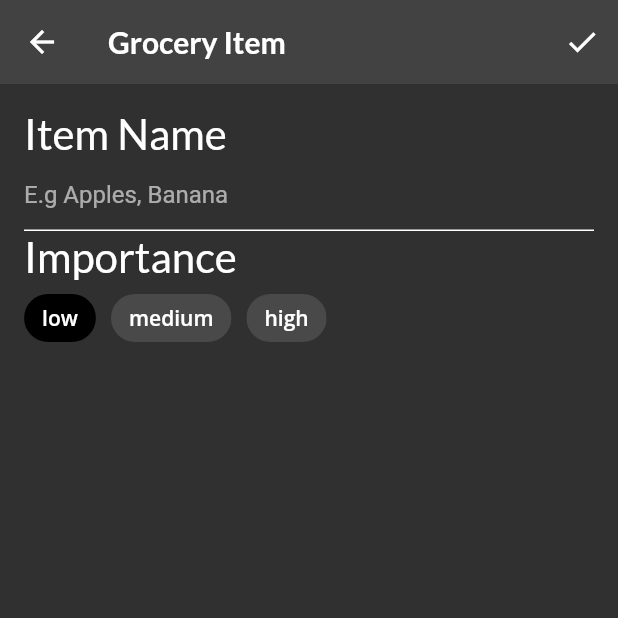
After one commit to okellomano/Fooder, a Flutter app: the screen it shows after launch, item 3 of the bottom bar chosen, after a tap on the "add" icon, on a phone screen of 412 x 824 dp, the top half of it. The commit adds this screen. Run offline on Flutter 3.47's test engine with Material 2 defaults, Android fonts, the phone set to English and light mode, and no system bars; our stand-ins replace flutter_colorpicker, google_fonts.

Commit message:
grocery name and importance widget

```diff
--- a/lib/main.dart
+++ b/lib/main.dart
@@ -22,7 +22,9 @@ class Fooderlich extends StatelessWidget {
           ChangeNotifierProvider(
             create: (context) => TabManager(),
           ),
-          // TODO 10
+          ChangeNotifierProvider(
+            create: (context) => GroceryManager(),
+          ),
         ],
         child: const Home(),
       ),
--- a/lib/models/grocery_item.dart
+++ b/lib/models/grocery_item.dart
@@ -21,12 +21,12 @@ class GroceryItem {
       this.isComplete = false});
 
   GroceryItem copyWith(
-      {required String id,
-      required String name,
-      required Importance importance,
-      required Color color,
-      required int quantity,
-      required DateTime date,
+      {String? id,
+      String? name,
+      Importance? importance,
+      Color? color,
+      int? quantity,
+      DateTime? date,
       bool? isComplete}) {
     return GroceryItem(
         id: id ?? this.id,
--- /dev/null
+++ b/lib/models/grocery_manager.dart
@@ -0,0 +1,28 @@
+import 'package:flutter/material.dart';
+import 'package:fooderlich/models/grocery_item.dart';
+
+class GroceryManager extends ChangeNotifier {
+  final _groceryItems = <GroceryItem>[];
+  List<GroceryItem> get groceryItems => List.unmodifiable(_groceryItems);
+
+  void deleteItem(int index) {
+    _groceryItems.removeAt(index);
+    notifyListeners();
+  }
+
+  void addItem(GroceryItem item) {
+    _groceryItems.add(item);
+    notifyListeners();
+  }
+
+  void updateItem(GroceryItem item, int index) {
+    _groceryItems[index] = item;
+    notifyListeners();
+  }
+
+  void completeItem(int index, bool change) {
+    final item = _groceryItems[index];
+    _groceryItems[index] = item.copyWith(isComplete: change);
+    notifyListeners();
+  }
+}
--- a/lib/models/models.dart
+++ b/lib/models/models.dart
@@ -4,3 +4,4 @@ export 'simple_recipe.dart';
 export 'explore_data.dart';
 export 'grocery_item.dart';
 export 'tab_manager.dart';
+export 'grocery_manager.dart';
--- /dev/null
+++ b/lib/screens/grocery_item_screen.dart
@@ -0,0 +1,190 @@
+import 'package:flutter/material.dart';
+import 'package:google_fonts/google_fonts.dart';
+import 'package:flutter_colorpicker/flutter_colorpicker.dart';
+import 'package:intl/intl.dart';
+import 'package:uuid/uuid.dart';
+import 'package:fooderlich/models/models.dart';
+
+class GroceryItemScreen extends StatefulWidget {
+  final Function(GroceryItem) onCreate;
+  final Function(GroceryItem) onUpdate;
+  final GroceryItem? originalItem;
+  final bool isUpdating;
+
+  const GroceryItemScreen({
+    super.key,
+    required this.onCreate,
+    required this.onUpdate,
+    this.originalItem,
+  }) : isUpdating = (originalItem != null);
+
+  @override
+  State<GroceryItemScreen> createState() => _GroceryItemScreenState();
+}
+
+class _GroceryItemScreenState extends State<GroceryItemScreen> {
+  //add grocery item screen state properties
+  final _nameController = TextEditingController();
+  String _name = '';
+  Importance _importance = Importance.low;
+  DateTime _dueDate = DateTime.now();
+  TimeOfDay _timeOfDay = TimeOfDay.now();
+  Color _currentColor = Colors.green;
+  int _currentSliderValue = 0;
+
+  @override
+  void initState() {
+    super.initState();
+    final originalItem = widget.originalItem;
+
+    if (originalItem != null) {
+      _nameController.text = originalItem.name;
+      _name = originalItem.name;
+      _currentSliderValue = originalItem.quantity;
+      _importance = originalItem.importance;
+      _currentColor = originalItem.color;
+      final date = originalItem.date;
+      _timeOfDay = TimeOfDay(hour: date.hour, minute: date.minute);
+      _dueDate = date;
+    }
+    _nameController.addListener(() {
+      setState(() {
+        _name = _nameController.text;
+      });
+    });
+  }
+
+  @override
+  void dispose() {
+    _nameController.dispose();
+    super.dispose();
+  }
+
+  @override
+  Widget build(BuildContext context) {
+    //add grocery item screen scaffold
+    return Scaffold(
+      appBar: AppBar(
+        actions: [
+          IconButton(
+            icon: const Icon(Icons.check),
+            onPressed: () {
+              // add call back handler
+              final groceryItem = GroceryItem(
+                id: widget.originalItem?.id ?? const Uuid().v1(),
+                name: _nameController.text,
+                importance: _importance,
+                color: _currentColor,
+                quantity: _currentSliderValue,
+                date: DateTime(_dueDate.year, _dueDate.month, _dueDate.day,
+                    _dueDate.hour, _dueDate.minute),
+              );
+              if (widget.isUpdating) {
+                widget.onUpdate(groceryItem);
+              } else {
+                widget.onCreate(groceryItem);
+              }
+            },
+          )
+        ],
+        elevation: 0.0,
+        title: Text(
+          'Grocery Item',
+          style: GoogleFonts.lato(fontWeight: FontWeight.w600),
+        ),
+      ),
+      body: Container(
+        padding: const EdgeInsets.all(16.0),
+        child: ListView(
+          children: [
+            buildNameField(),
+            buildImportanceField(),
+            //add date picker
+            //add time picker
+            //add color picker
+            //add slider
+            //add grocery tile
+          ],
+        ),
+      ),
+    );
+  }
+
+  Widget buildNameField() {
+    return Column(
+      crossAxisAlignment: CrossAxisAlignment.start,
+      children: [
+        Text(
+          'Item Name',
+          style: GoogleFonts.lato(fontSize: 28.0),
+        ),
+        TextField(
+          controller: _nameController,
+          cursorColor: _currentColor,
+          decoration: InputDecoration(
+            hintText: 'E.g Apples, Banana',
+            enabledBorder: const UnderlineInputBorder(
+              borderSide: BorderSide(color: Colors.white),
+            ),
+            focusedBorder: UnderlineInputBorder(
+              borderSide: BorderSide(color: _currentColor),
+            ),
+            border: UnderlineInputBorder(
+              borderSide: BorderSide(color: _currentColor),
+            ),
+          ),
+        ),
+      ],
+    );
+  }
+
+  Widget buildImportanceField() {
+    return Column(
+      crossAxisAlignment: CrossAxisAlignment.start,
+      children: [
+        Text(
+          'Importance',
+          style: GoogleFonts.lato(fontSize: 28.0),
+        ),
+        Wrap(
+          spacing: 10.0,
+          children: [
+            ChoiceChip(
+              selectedColor: Colors.black,
+              selected: _importance == Importance.low,
+              label: const Text(
+                'low',
+                style: TextStyle(color: Colors.white),
+              ),
+              onSelected: (selected) {
+                setState(() => _importance = Importance.low);
+              },
+            ),
+            ChoiceChip(
+              selectedColor: Colors.black,
+              selected: _importance == Importance.medium,
+              label: const Text(
+                'medium',
+                style: TextStyle(color: Colors.white),
+              ),
+              onSelected: (selected) {
+                setState(() => _importance = Importance.medium);
+              },
+            ),
+            ChoiceChip(
+              selectedColor: Colors.black,
+              selected: _importance == Importance.high,
+              label: const Text(
+                'high',
+                style: TextStyle(color: Colors.white),
+              ),
+              onSelected: (selected) {
+                setState(() => _importance = Importance.high);
+              },
+            )
+          ],
+        )
+      ],
+    );
+  }
+}
--- a/lib/screens/grocery_screen.dart
+++ b/lib/screens/grocery_screen.dart
@@ -1,12 +1,48 @@
 import 'package:flutter/material.dart';
 import 'package:fooderlich/screens/empty_grocery_screen.dart';
+import 'package:provider/provider.dart';
+import 'package:fooderlich/models/models.dart';
+import 'package:fooderlich/screens/grocery_item_screen.dart';
 
 class GroceryScreen extends StatelessWidget {
   const GroceryScreen({Key? key}) : super(key: key);
 
   @override
   Widget build(BuildContext context) {
-    // TODO e:Add a Scaffold widget
-    return const EmptyGroceryScreen();
+    Widget buildGroceryScreen() {
+      return Consumer<GroceryManager>(
+        builder: (context, manager, child) {
+          if (manager.groceryItems.isNotEmpty) {
+            //add gorcery list
+            return Container();
+          } else {
+            return const EmptyGroceryScreen();
+          }
+        },
+      );
+    }
+
+    return Scaffold(
+      floatingActionButton: FloatingActionButton(
+        child: const Icon(Icons.add),
+        onPressed: () {
+          //present grocery screen
+          final manager = Provider.of<GroceryManager>(context, listen: false);
+          Navigator.push(
+            context,
+            MaterialPageRoute(
+              builder: (context) => GroceryItemScreen(
+                onCreate: (item) {
+                  manager.addItem(item);
+                  Navigator.pop(context);
+                },
+                onUpdate: (item) {},
+              ),
+            ),
+          );
+        },
+      ),
+      body: buildGroceryScreen(),
+    );
   }
 }
--- a/pubspec.yaml
+++ b/pubspec.yaml
@@ -36,6 +36,9 @@ dependencies:
   cupertino_icons: ^1.0.2
   google_fonts: ^3.0.1
   provider: ^6.0.4
+  flutter_colorpicker: ^1.0.3
+  intl: ^0.17.0
+  uuid: ^3.0.6
 
 dev_dependencies:
   flutter_test:
```
Also changed, not shown: pubspec.lock.
